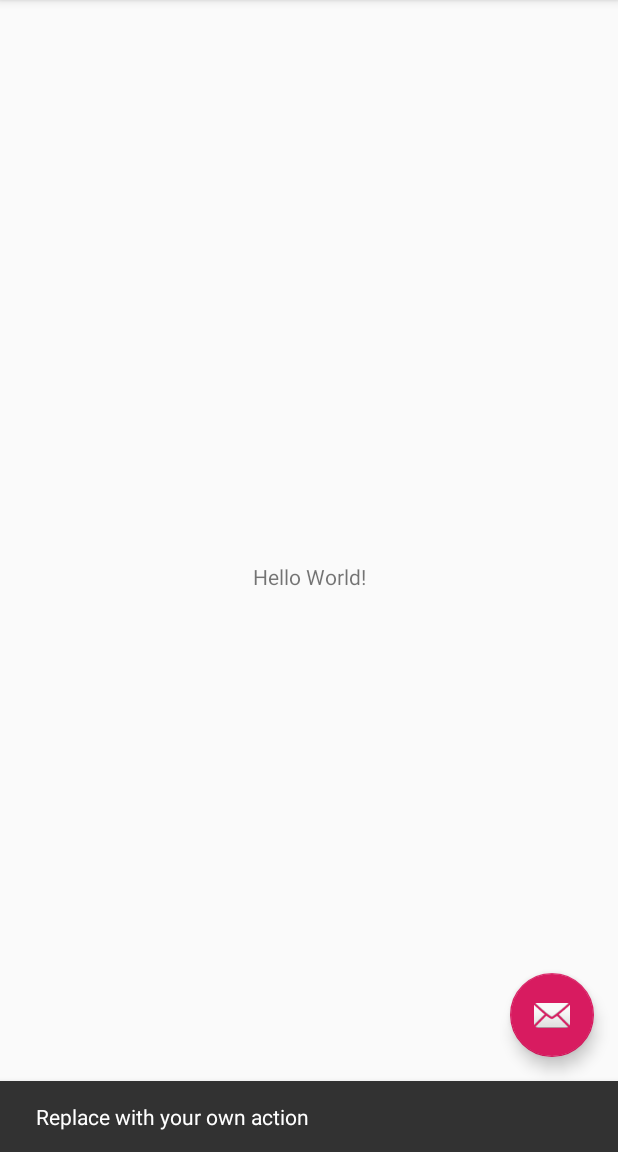
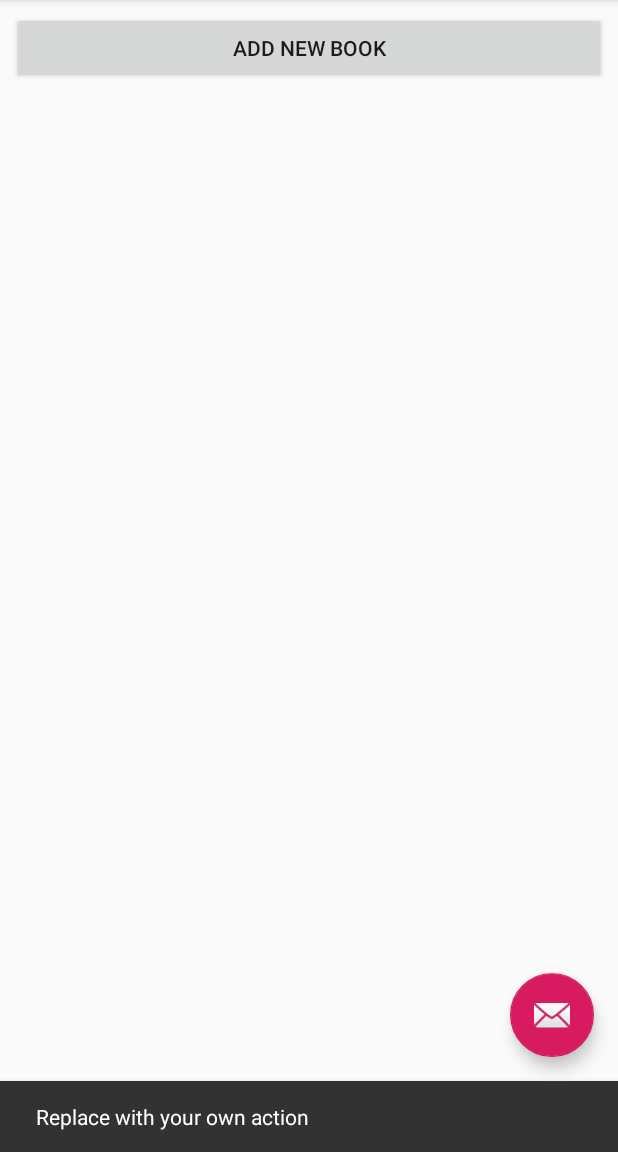
Before and after one commit to TomasPospisil/ABMTE, an Android app: the screen it shows after launch (MainActivity), after a tap on an icon or button, on a phone screen of 412 x 824 dp, the part 84-1236 px from its top. Run offline under Robolectric (Android 15) with nearby library versions, the phone set to English and light mode, and no system bars.

Commit message:
Add simple layout to main page

```diff
--- a/app/src/main/res/layout/content_main.xml
+++ b/app/src/main/res/layout/content_main.xml
@@ -8,13 +8,28 @@
     tools:context=".MainActivity"
     tools:showIn="@layout/activity_main">
 
-    <TextView
-        android:layout_width="wrap_content"
+    <Button
+        android:id="@+id/button_addNewBook"
+        android:layout_width="0dp"
         android:layout_height="wrap_content"
-        android:text="Hello World!"
-        app:layout_constraintBottom_toBottomOf="parent"
-        app:layout_constraintLeft_toLeftOf="parent"
-        app:layout_constraintRight_toRightOf="parent"
+        android:layout_marginStart="8dp"
+        android:layout_marginTop="8dp"
+        android:layout_marginEnd="8dp"
+        android:text="@string/addNewBook"
+        app:layout_constraintEnd_toEndOf="parent"
+        app:layout_constraintStart_toStartOf="parent"
         app:layout_constraintTop_toTopOf="parent" />
 
+    <ListView
+        android:id="@+id/list_books"
+        android:layout_width="0dp"
+        android:layout_height="0dp"
+        android:layout_marginStart="8dp"
+        android:layout_marginTop="8dp"
+        android:layout_marginEnd="8dp"
+        app:layout_constraintBottom_toBottomOf="parent"
+        app:layout_constraintEnd_toEndOf="parent"
+        app:layout_constraintStart_toStartOf="parent"
+        app:layout_constraintTop_toBottomOf="@+id/button_addNewBook" />
+
 </androidx.constraintlayout.widget.ConstraintLayout>
--- a/app/src/main/res/values/strings.xml
+++ b/app/src/main/res/values/strings.xml
@@ -1,4 +1,5 @@
 <resources>
     <string name="app_name">BookDatabase</string>
     <string name="action_settings">Settings</string>
+    <string name="addNewBook">Add New Book</string>
 </resources>
```
